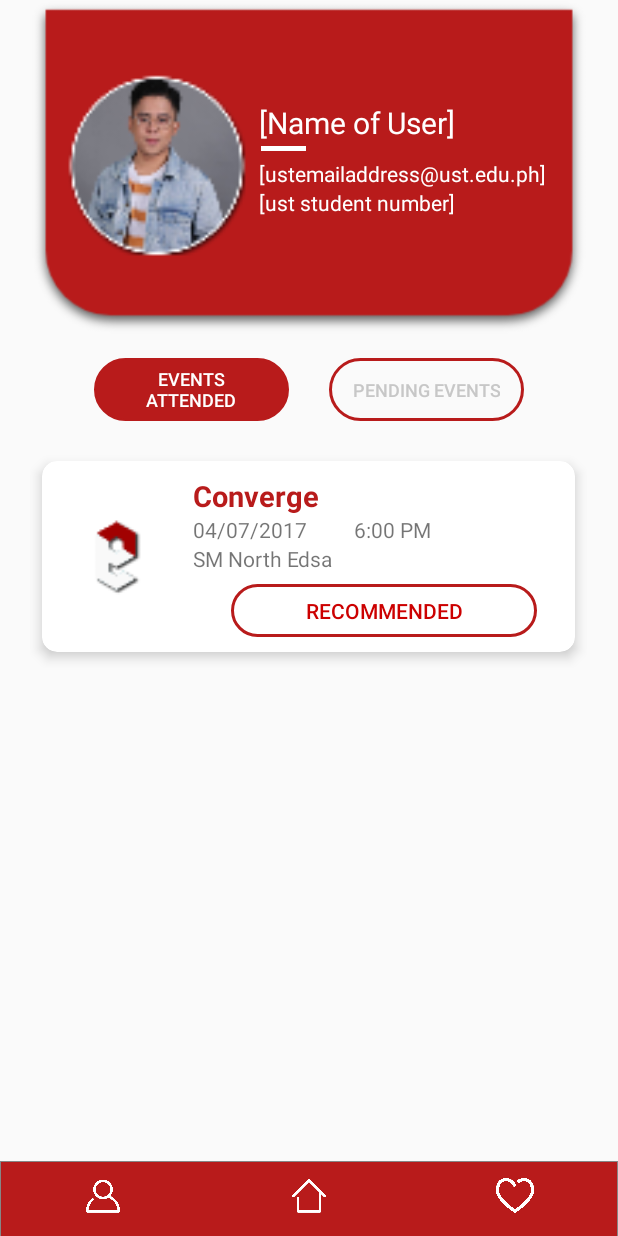
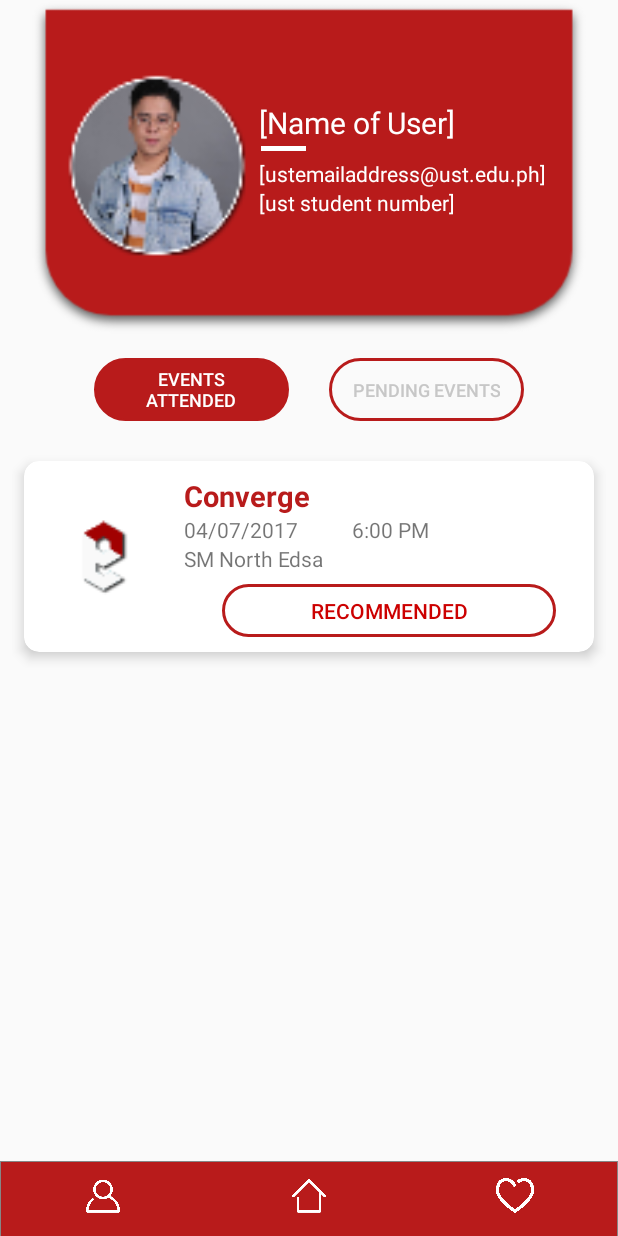
Before and after one commit to flaeteh/EvenioMobile, an Android app: the ProfileActivity screen opened directly, with no data from a screen before it, on a phone screen of 412 x 824 dp. Run offline under Robolectric (Android 15) with nearby library versions, the phone set to English and light mode, and no system bars.

Commit message:
Updated UI v2

```diff
--- a/app/src/main/res/layout/activity_profile.xml
+++ b/app/src/main/res/layout/activity_profile.xml
@@ -221,12 +221,16 @@
     <android.support.v4.view.ViewPager
             android:layout_width="0dp"
             android:layout_height="0dp"
-            app:layout_constraintEnd_toStartOf="@+id/guideline22"
-            app:layout_constraintStart_toStartOf="@+id/guideline26"
+            app:layout_constraintStart_toStartOf="parent"
             android:layout_marginTop="8dp"
             app:layout_constraintTop_toBottomOf="@+id/tabLayout"
             android:layout_marginBottom="8dp"
             app:layout_constraintBottom_toTopOf="@+id/linearLayout"
-            android:id="@+id/viewPager"/>
+            android:id="@+id/viewPager"
+            app:layout_constraintEnd_toEndOf="parent"
+            android:layout_marginEnd="8dp"
+            android:layout_marginRight="8dp"
+            android:layout_marginLeft="8dp"
+            android:layout_marginStart="8dp"/>
 
 </android.support.constraint.ConstraintLayout>
```
